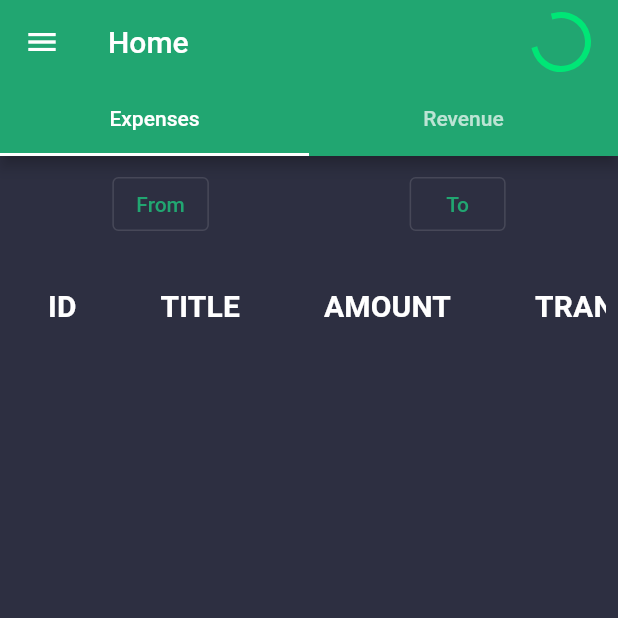
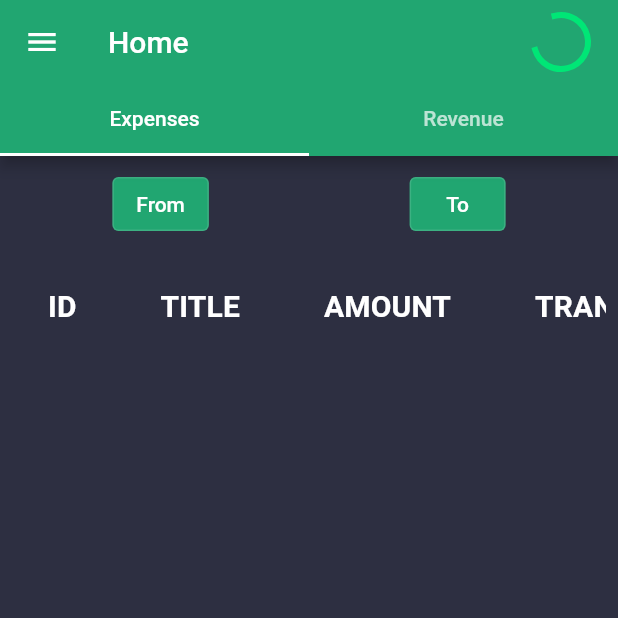
Before and after one commit to TayyabAsghar/ExpenseTracker, a Flutter app: the Home screen opened directly with empty values, on a phone screen of 412 x 824 dp, the top half of it. Run offline on Flutter 3.47's test engine with Material 2 defaults, Android fonts, the phone set to English and light mode, and no system bars; our stand-ins replace animated_text_kit, modal_progress_hud_nsn, sqflite; accounts and stored records are empty.

Commit message:
💄 IMPROVE-UI: Changed the coloring scheme of some buttons.

```diff
--- a/lib/components/expenseView.dart
+++ b/lib/components/expenseView.dart
@@ -59,6 +59,7 @@ class _ExpenseViewState extends State<ExpenseView> {
               Column(
                 children: [
                   OutlinedButton(
+                    child: Text('From', style: outlinedButtonTextStyle),
                     onPressed: () {
                       // DatePicker.showDateTimePicker(context,
                       //     showTitleActions: true, onConfirm: (date) {
@@ -67,7 +68,6 @@ class _ExpenseViewState extends State<ExpenseView> {
                       //   });
                       // }, currentTime: DateTime.now());
                     },
-                    child: Text('From'),
                   ),
                   Text(
                     startingTime != null
@@ -79,6 +79,7 @@ class _ExpenseViewState extends State<ExpenseView> {
               Column(
                 children: [
                   OutlinedButton(
+                    child: Text('To', style: outlinedButtonTextStyle),
                     onPressed: () {
                       // DatePicker.showDateTimePicker(context,
                       //     showTitleActions: true, onConfirm: (date) {
@@ -87,7 +88,6 @@ class _ExpenseViewState extends State<ExpenseView> {
                       //   });
                       // }, currentTime: DateTime.now());
                     },
-                    child: Text('To'),
                   ),
                   Text(
                     endingTime != null
--- a/lib/components/revenueView.dart
+++ b/lib/components/revenueView.dart
@@ -58,6 +58,7 @@ class _RevenueViewState extends State<RevenueView> {
               Column(
                 children: [
                   OutlinedButton(
+                    child: Text('From', style: outlinedButtonTextStyle),
                     onPressed: () {
                       // DatePicker.showDateTimePicker(context,
                       //     showTitleActions: true, onConfirm: (date) {
@@ -66,7 +67,6 @@ class _RevenueViewState extends State<RevenueView> {
                       //   });
                       // }, currentTime: DateTime.now());
                     },
-                    child: Text('From'),
                   ),
                   Text(
                     startingTime != null
@@ -78,6 +78,7 @@ class _RevenueViewState extends State<RevenueView> {
               Column(
                 children: [
                   OutlinedButton(
+                    child: Text('To', style: outlinedButtonTextStyle),
                     onPressed: () {
                       // DatePicker.showDateTimePicker(context,
                       //     showTitleActions: true, onConfirm: (date) {
@@ -86,7 +87,6 @@ class _RevenueViewState extends State<RevenueView> {
                       //   });
                       // }, currentTime: DateTime.now());
                     },
-                    child: Text('To'),
                   ),
                   Text(
                     endingTime != null
--- a/lib/main.dart
+++ b/lib/main.dart
@@ -28,6 +28,11 @@ class MyApp extends StatelessWidget {
           backgroundColor: primaryColor,
           contentTextStyle: TextStyle(color: Colors.white),
         ),
+        outlinedButtonTheme: OutlinedButtonThemeData(
+          style: ButtonStyle(
+            backgroundColor: primaryMaterialStateColor,
+          ),
+        ),
       ),
       initialRoute: '/',
       routes: {
--- a/lib/screens/home.dart
+++ b/lib/screens/home.dart
@@ -1,8 +1,8 @@
+import '../theme/theme.dart';
 import 'package:path/path.dart';
 import '../components/userData.dart';
 import '../components/navDrawer.dart';
 import 'package:sqflite/sqflite.dart';
-//import '../screens/transaction.dart';
 import 'package:flutter/material.dart';
 import '../components/expenseView.dart';
 import '../components/revenueView.dart';
@@ -90,11 +90,12 @@ class _HomeState extends State<Home> with SingleTickerProviderStateMixin {
                   ? Text(
                       '\$$amount',
                       style: TextStyle(
-                          fontSize: 25,
-                          color: double.parse(amount) < 0
-                              ? Colors.redAccent[700]
-                              : Colors.greenAccent[400],
-                          fontWeight: FontWeight.bold),
+                        fontSize: 25,
+                        color: double.parse(amount) < 0
+                            ? Colors.redAccent[700]
+                            : backgroundColor,
+                        fontWeight: FontWeight.bold,
+                      ),
                     )
                   : CircularProgressIndicator(
                       color: Colors.greenAccent[400],
--- a/lib/theme/theme.dart
+++ b/lib/theme/theme.dart
@@ -18,6 +18,8 @@ const primaryColor = MaterialColor(
 );
 
 const backgroundColor = Color(0xFF2D2F41);
+final primaryMaterialStateColor = MaterialStateProperty.all(primaryColor);
+final outlinedButtonTextStyle = TextStyle(color: Colors.white);
 
 final kTextFieldDecoration = InputDecoration(
   contentPadding: EdgeInsets.symmetric(vertical: 10.0, horizontal: 20.0),
```
